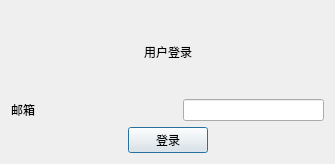
First picture: the form in login.ui, repository ZHZXOJ/Chat-user, before the edit.
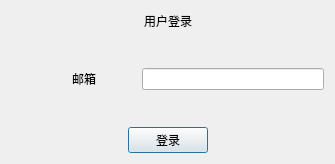
Second picture: the form after the edit.

Commit message: 优化了界面

```diff
--- a/login.ui
+++ b/login.ui
@@ -13,7 +13,7 @@
   <property name="windowTitle">
    <string>Dialog</string>
   </property>
-  <layout class="QVBoxLayout" name="verticalLayout" stretch="3,4,4">
+  <layout class="QVBoxLayout" name="verticalLayout" stretch="3,0,4,0,4">
    <item>
     <layout class="QHBoxLayout" name="horizontalLayout">
      <item>
@@ -55,7 +55,33 @@
     </layout>
    </item>
    <item>
-    <layout class="QHBoxLayout" name="horizontalLayout_2">
+    <spacer name="verticalSpacer_2">
+     <property name="orientation">
+      <enum>Qt::Vertical</enum>
+     </property>
+     <property name="sizeHint" stdset="0">
+      <size>
+       <width>20</width>
+       <height>40</height>
+      </size>
+     </property>
+    </spacer>
+   </item>
+   <item>
+    <layout class="QHBoxLayout" name="horizontalLayout_2" stretch="1,0,0,3">
+     <item>
+      <spacer name="horizontalSpacer_3">
+       <property name="orientation">
+        <enum>Qt::Horizontal</enum>
+       </property>
+       <property name="sizeHint" stdset="0">
+        <size>
+         <width>20</width>
+         <height>20</height>
+        </size>
+       </property>
+      </spacer>
+     </item>
      <item>
       <widget class="QLabel" name="label_2">
        <property name="styleSheet">
@@ -67,13 +93,13 @@
       </widget>
      </item>
      <item>
-      <spacer name="horizontalSpacer_3">
+      <spacer name="horizontalSpacer_6">
        <property name="orientation">
         <enum>Qt::Horizontal</enum>
        </property>
        <property name="sizeHint" stdset="0">
         <size>
-         <width>20</width>
+         <width>40</width>
          <height>20</height>
         </size>
        </property>
@@ -84,6 +110,19 @@
      </item>
     </layout>
    </item>
+   <item>
+    <spacer name="verticalSpacer">
+     <property name="orientation">
+      <enum>Qt::Vertical</enum>
+     </property>
+     <property name="sizeHint" stdset="0">
+      <size>
+       <width>20</width>
+       <height>40</height>
+      </size>
+     </property>
+    </spacer>
+   </item>
    <item>
     <layout class="QHBoxLayout" name="horizontalLayout_3">
      <item>
```
The commit also changes 3 other files.
